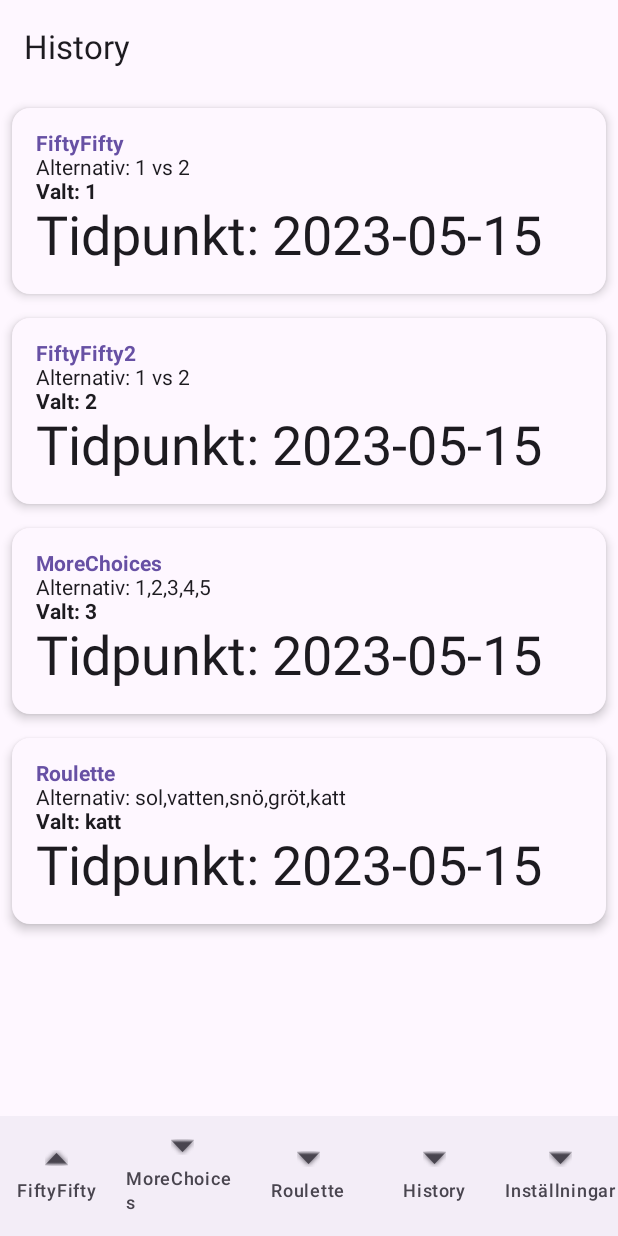
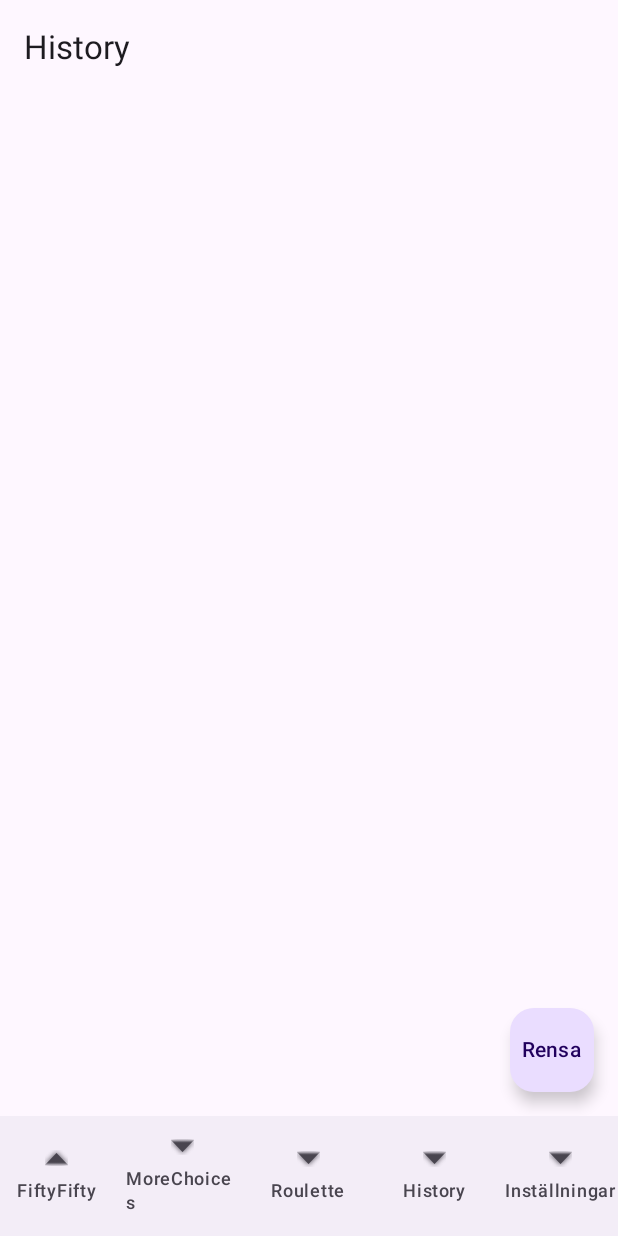
Before and after one commit to carlzey/FiftyFifty2, an Android app built with Jetpack Compose: the screen it shows after launch (MainActivity), item 4 of the bottom bar chosen, on a phone screen of 412 x 824 dp. Run offline under Robolectric (Android 15) with nearby library versions, the phone set to English and light mode, and no system bars; our stand-ins replace Room's generated code.

Commit message:
Lagt till history Databas samt så morchoices och fiftyfifty sparas och visas i historylog

```diff
--- a/app/build.gradle.kts
+++ b/app/build.gradle.kts
@@ -2,6 +2,7 @@ plugins {
     alias(libs.plugins.android.application)
     alias(libs.plugins.kotlin.android)
     alias(libs.plugins.kotlin.compose)
+    id ("kotlin-kapt")
 }
 
 android {
@@ -41,6 +42,10 @@ android {
 
 dependencies {
 
+    implementation ("androidx.room:room-runtime:2.6.1")
+    annotationProcessor ("androidx.room:room-compiler:2.6.1")
+    kapt ("androidx.room:room-compiler:2.6.1")
+    implementation ("androidx.room:room-ktx:2.5.2")
     implementation(libs.androidx.core.ktx)
     implementation(libs.androidx.lifecycle.runtime.ktx)
     implementation(libs.androidx.activity.compose)
--- a/app/src/main/java/sick/sick/fiftyfifty2/Historylog.kt
+++ b/app/src/main/java/sick/sick/fiftyfifty2/Historylog.kt
@@ -6,6 +6,8 @@ import androidx.compose.foundation.lazy.items // Nytt
 import androidx.compose.foundation.layout.fillMaxSize
 import androidx.compose.foundation.layout.fillMaxWidth
 import androidx.compose.foundation.layout.padding
+import androidx.compose.foundation.layout.size
+import androidx.compose.foundation.layout.width
 import androidx.compose.foundation.lazy.LazyColumn
 import androidx.compose.material3.Card
 import androidx.compose.material3.MaterialTheme
@@ -14,10 +16,14 @@ import androidx.compose.material3.Text
 import androidx.compose.material3.*
 import androidx.compose.material3.TopAppBar
 import androidx.compose.runtime.Composable
+import androidx.compose.runtime.collectAsState
 import androidx.compose.ui.Modifier
 import androidx.compose.ui.graphics.Color
 import androidx.compose.ui.text.font.FontWeight
 import androidx.compose.ui.unit.dp
+import androidx.lifecycle.viewmodel.compose.viewModel
+import sick.sick.fiftyfifty2.history.HistoryEntity
+import sick.sick.fiftyfifty2.history.HistoryViewModel
 
 /**
  * Historia log där gamla resultat visas här och sparas i en databas
@@ -26,14 +32,17 @@ import androidx.compose.ui.unit.dp
  */
 @OptIn(ExperimentalMaterial3Api::class)
 @Composable
-fun History() {
+fun History(viewModel: HistoryViewModel = viewModel()) {
 
-    val historyList = listOf(
-        HistoryItem("FiftyFifty", "1 vs 2", "1", "2023-05-15"),
-        HistoryItem("FiftyFifty2", "1 vs 2", "2", "2023-05-15"),
-        HistoryItem("MoreChoices", "1,2,3,4,5", "3", "2023-05-15"),
-        HistoryItem("Roulette", "sol,vatten,snö,gröt,katt", "katt", "2023-05-15")
-    )
+    // fixade fel här collectasstate för att fånga värdet
+    val historyList = viewModel.allHistory.collectAsState(initial = emptyList()).value
+
+//    //val historyList = listOf(
+//        HistoryItem("FiftyFifty", "1 vs 2", "1", "2023-05-15"),
+//        HistoryItem("FiftyFifty2", "1 vs 2", "2", "2023-05-15"),
+//        HistoryItem("MoreChoices", "1,2,3,4,5", "3", "2023-05-15"),
+//        HistoryItem("Roulette", "sol,vatten,snö,gröt,katt", "katt", "2023-05-15")
+//    )
 
 
     Scaffold(
@@ -42,7 +51,15 @@ fun History() {
                 title = {Text("History")}
                 )
 
-        }
+        },
+
+        floatingActionButton = {
+            FloatingActionButton(
+                onClick = { viewModel.clearHistory() }
+            ) {
+                Text("Rensa")
+            }}
+
     ) { padding -> // Lägg till padding values
         LazyColumn( modifier = Modifier
             .fillMaxSize()
@@ -57,7 +74,7 @@ fun History() {
     }
 
 @Composable
-fun HistoryItemView(item: HistoryItem) {
+fun HistoryItemView(item: HistoryEntity) { //
     Card (
         modifier = Modifier.padding(8.dp) // Lägg till padding mellan element
             .fillMaxWidth(),
--- a/app/src/main/java/sick/sick/fiftyfifty2/MainActivity.kt
+++ b/app/src/main/java/sick/sick/fiftyfifty2/MainActivity.kt
@@ -1,12 +1,13 @@
 package sick.sick.fiftyfifty2
 
 
+import android.annotation.SuppressLint
 import android.content.Intent
 import android.os.Bundle
 
 import androidx.activity.ComponentActivity
 import androidx.activity.compose.setContent
-
+import androidx.activity.viewModels
 
 
 import androidx.compose.foundation.layout.Arrangement
@@ -29,10 +30,17 @@ import androidx.compose.ui.res.stringResource
 import androidx.compose.ui.semantics.SemanticsProperties.ImeAction
 import androidx.compose.ui.unit.dp
 import androidx.compose.ui.unit.sp
+import androidx.lifecycle.ViewModel
+import androidx.lifecycle.viewmodel.compose.viewModel
 import androidx.navigation.NavController
 import androidx.navigation.compose.NavHost
 import androidx.navigation.compose.composable
 import androidx.navigation.compose.rememberNavController // ny
+import sick.sick.fiftyfifty2.history.HistoryDatabase
+import sick.sick.fiftyfifty2.history.HistoryViewModel
+import sick.sick.fiftyfifty2.history.HistoryViewModelFactory
+import sick.sick.fiftyfifty2.history.Repository
+import kotlin.getValue
 
 import kotlin.random.Random
 
@@ -46,8 +54,16 @@ class MainActivity : ComponentActivity() {
          * vi använder compose istället för xml
          */
         val navigateTo = intent.getStringExtra("NAVIGATE_TO") ?: "FiftyFifty"
+        // 1️⃣ Skapa en instans av Room-databasen
+        val database = HistoryDatabase.getDatabase(applicationContext)
+        //     // 2️⃣ Skapa Repository som använder DAO från Room
+        val repository = Repository(database.historyDao())
+        // // 3️⃣ Skapa ViewModelFactory för att hantera ViewModel-instansiering
+        val viewModelFactory = HistoryViewModelFactory(repository)
+        //  // 4️⃣ Skapa ViewModel med Factory
+        val historyViewModel: HistoryViewModel by viewModels { viewModelFactory }
         setContent {
-            FiftyFiftyApp(startDestination = navigateTo) // fixat startdestination
+            FiftyFiftyApp(startDestination = navigateTo, historyViewModel) // fixat startdestination
         }
     }
 }
@@ -58,8 +74,9 @@ class MainActivity : ComponentActivity() {
  *  mer ? för composable funktion och navcontroller
  *  Kaffe?!
  */
+@SuppressLint("NewApi")
 @Composable // Annotering för att den är en composable funktion
-fun FiftyFiftyView(navController: NavController) {
+fun FiftyFiftyView(navController: NavController, viewModel: HistoryViewModel = viewModel()) {
     // håller användarens inmatade texter
     var firstOption by remember { mutableStateOf("") } // State för första val
     var secondOption by remember { mutableStateOf("") } // State för andra val
@@ -112,6 +129,13 @@ fun FiftyFiftyView(navController: NavController) {
                     // Det slumpmässiga valet som visas efter knapptryck
                     selectedOption = if (random1 > random2) firstOption else secondOption
                     //todo ändra till motor
+
+                    // !!!Spara resultat i databas
+                    val options = "$firstOption vs $secondOption" // valda alternativ som en sträng
+                    val currentdate = java.time.LocalDateTime.now().toString() // hämta nuvarande datum
+                    viewModel.insertHistory("FiftyFifty", options, selectedOption, currentdate) // spara resultat i databas
+
+
                     //starta motor med valda option
                     val intent = Intent(context, Motor::class.java).apply {
                         putExtra("EXTRA_MESSAGE", selectedOption) // skickar valda option till motor
@@ -146,7 +170,7 @@ fun FiftyFiftyView(navController: NavController) {
  *   @param navController - Navcontroller för att hantera navigering och state
  */
 @Composable
-fun FiftyFiftyApp(startDestination: String) { // fixat startdestination//@#LOL xD  tog bort navcontroller
+fun FiftyFiftyApp(startDestination: String, historyViewModel: HistoryViewModel) { // fixat ävenn viewmodel nu
     val navController = rememberNavController() // navigering  todo kolla om det fungerar
     Scaffold(
         bottomBar = {
@@ -158,10 +182,10 @@ fun FiftyFiftyApp(startDestination: String) { // fixat startdestination//@#LOL x
             startDestination = startDestination, // start sida är FiftyFifty
             modifier = Modifier.padding(innerPadding)
         ) {
-            composable("FiftyFifty") { FiftyFiftyView(navController) }
-            composable("MoreChoices") { MoreChoices() } // nya sida för val av alternativ i motor?
+            composable("FiftyFifty") { FiftyFiftyView(navController, historyViewModel) }
+            composable("MoreChoices") { MoreChoices(viewModel = historyViewModel) } // nya sida för val av alternativ i motor?
             composable("Roulette") { Roulette() } // roulette är en ny sida
-            composable("History") { HistoryScreen() } // historik är en ny sida
+            composable("History") { HistoryScreen(viewModel = historyViewModel) } //FIXAT! historik är en ny sida
             composable("Inställningar") { SettingsScreen() } // inställningar är en ny sida
         }
     }
@@ -211,9 +235,9 @@ fun BottomNavigationBar(navController: NavController) {
     }
 }
 @Composable
-fun MoreChoices() {
+fun MoreChoices(viewModel: HistoryViewModel) {
     Text(text = "MoreanChoices")
-    moreChoicesView() // visa nya alternativ i motor
+    moreChoicesView(viewModel) // visa nya alternativ i motor
     /**
      * morechoices är en ny sida som visar alternativ som användaren kan välja fler gånger
      * med mer och mer alternativ som visas i en lista eller en grid.
@@ -229,9 +253,9 @@ fun Roulette() {
 }
 
 @Composable
-fun HistoryScreen() {
+fun HistoryScreen(viewModel: HistoryViewModel) {
     // todo skriv historik
-    History() // historik är en ny sida som visar resultat från körningar i en lista eller en grid.
+    History(viewModel) // historik är en ny sida som visar resultat från körningar i en lista eller en grid.
 }
 
 @Composable
--- /dev/null
+++ b/app/src/main/java/sick/sick/fiftyfifty2/history/Dao.kt
@@ -0,0 +1,29 @@
+package sick.sick.fiftyfifty2.history
+
+import androidx.room.Dao
+import androidx.room.Insert
+import androidx.room.Query
+import kotlinx.coroutines.flow.Flow
+
+
+/**
+ * Dao är en Data Access Object som används för att interagera med Room-databasen.
+ * Mer info om Dao och Room här: https://developer.android.com/training/data-storage/room/accessing-data
+ *
+ * 🔹 Flow gör att UI uppdateras automatiskt när databasen ändras.
+ * 🔹 clearHistory() rensar hela databasen.
+ */
+@Dao
+interface HistoryDao {
+    // infogar  en ny post till databasen
+    @Insert
+    suspend fun insert(historyEntity: HistoryEntity)
+
+    // hämtar alla post från databasen i ordning
+    @Query("SELECT * FROM history_table ORDER BY id DESC")
+    fun getAllHistory(): Flow<List<HistoryEntity>>
+
+    // rensar databasen och tar bort alla post
+    @Query ("DELETE FROM history_table")
+    suspend fun clearHistory()
+}
--- /dev/null
+++ b/app/src/main/java/sick/sick/fiftyfifty2/history/Database.kt
@@ -0,0 +1,38 @@
+package sick.sick.fiftyfifty2.history
+
+import android.content.Context
+import androidx.room.Database
+import androidx.room.Room
+import androidx.room.RoomDatabase
+
+/**
+ * HistoryDatabase är en abstrakt klass som ärver från RoomDatabase.
+ * Den används för att skapa en singleton-instans av Room-databasen.
+ * och vad mer info om databasen och Room här: https://developer.android.com/training/data-storage/room
+ */
+@Database(entities = [HistoryEntity::class], version = 1, exportSchema = false)
+abstract class HistoryDatabase : RoomDatabase() { // abstrakt klass som ärver från RoomDatabase
+    abstract fun historyDao(): HistoryDao // abstrakt funktion som returnerar en HistoryDao-instans
+
+    companion object {
+        @Volatile
+        private var INSTANCE: HistoryDatabase? = null // en instans av HistoryDatabase
+
+        /**
+         * Funktion som returnerar en instans av databasen.
+         * @param context Applikationskontexten.
+         * @return En singleton-instans av databasen.
+         */
+        fun getDatabase(context: Context): HistoryDatabase { // FIX: Lagt till returtyp
+            return INSTANCE ?: synchronized(this) {
+                val instance = Room.databaseBuilder(
+                    context.applicationContext,
+                    HistoryDatabase::class.java,
+                    "history_database"
+                ).build()
+                INSTANCE = instance
+                instance
+            }
+        }
+    }
+}
--- /dev/null
+++ b/app/src/main/java/sick/sick/fiftyfifty2/history/Repository.kt
@@ -0,0 +1,21 @@
+package sick.sick.fiftyfifty2.history
+
+import kotlinx.coroutines.flow.Flow
+
+/**
+ * Repository är en klass som hanterar kommunikation mellan Room-databasen och ViewModel.
+ * 🔹 Repository är ett lager mellan databasen och UI.
+ */
+class Repository(private val historyDao: HistoryDao) {
+    val allHistory: Flow<List<HistoryEntity>> = historyDao.getAllHistory() // hämtar alla post från databasen i ordning
+
+    // infogar  en ny post till databasen
+    suspend fun insert(historyEntity: HistoryEntity) {
+        historyDao.insert(historyEntity) // infogar  en ny post till databasen
+    }
+
+    // rensar databasen och tar bort alla post
+    suspend fun clearHistory() {
+        historyDao.clearHistory() // rensar databasen och tar bort alla post
+    }
+}
--- /dev/null
+++ b/app/src/main/java/sick/sick/fiftyfifty2/history/ViewModel.kt
@@ -0,0 +1,56 @@
+package sick.sick.fiftyfifty2.history
+
+import androidx.lifecycle.LiveData
+import androidx.lifecycle.ViewModel
+import androidx.lifecycle.ViewModelProvider
+import androidx.lifecycle.viewModelScope
+import kotlinx.coroutines.launch
+
+/**
+ *  🔹 ViewModel håller kvar data vid rotation av skärmen.
+ *  Vad den gör ? https://developer.android.com/topic/libraries/architecture/viewmodel
+ *
+ *  info om viewModelScope och coroutines här: https://developer.android.com/kotlin/coroutines/coroutines-adv
+ *
+ *  så det är en viewModel som ärver från ViewModel
+ */
+class HistoryViewModel(private val repository: Repository) : ViewModel() {
+    val allHistory = repository.allHistory
+
+    /**
+     * insertHistory skapar en HistoryEntity och sparar den i Room-databasen.
+     *
+     * Den körs i en viewModelScope.launch så att den inte blockerar UI.
+     * inskick history till databasen och körs i en coroutine
+     */
+    fun insertHistory(game: String, options: String, chosenOption: String, date: String){
+        val historyEntity = HistoryEntity(
+            game = game,
+            options = options,
+            chosenOption = chosenOption,
+            date = date)
+        //insert(historyEntity)
+        viewModelScope.launch {
+            repository.insert(historyEntity)
+        }
+    }
+
+    // infogar  en ny post till databasen och körs i en coroutine
+    fun insert(historyEntity: HistoryEntity) = viewModelScope.launch {
+        repository.insert(historyEntity)
+    }
+    // rensar databasen och tar bort alla post och körs i en coroutine
+    fun clearHistory() = viewModelScope.launch {
+        repository.clearHistory()
+    }
+    }
+
+class HistoryViewModelFactory(private val repository: Repository) : ViewModelProvider.Factory {
+    override fun <T : ViewModel> create(modelClass: Class<T>): T {
+        if (modelClass.isAssignableFrom(HistoryViewModel::class.java)) {
+            @Suppress("UNCHECKED_CAST")
+            return HistoryViewModel(repository) as T
+        }
+        throw IllegalArgumentException("Unknown ViewModel class")
+    }
+}
```
Also changed, not shown: app/src/main/java/sick/sick/fiftyfifty2/MoreChoices.kt (+8 -1 lines), app/src/main/java/sick/sick/fiftyfifty2/history/HistoryEntity.kt (added, +24 -0 lines).
